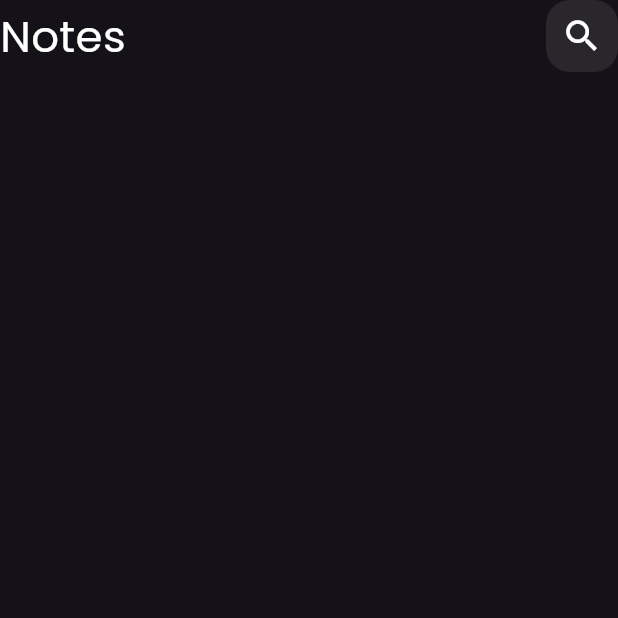
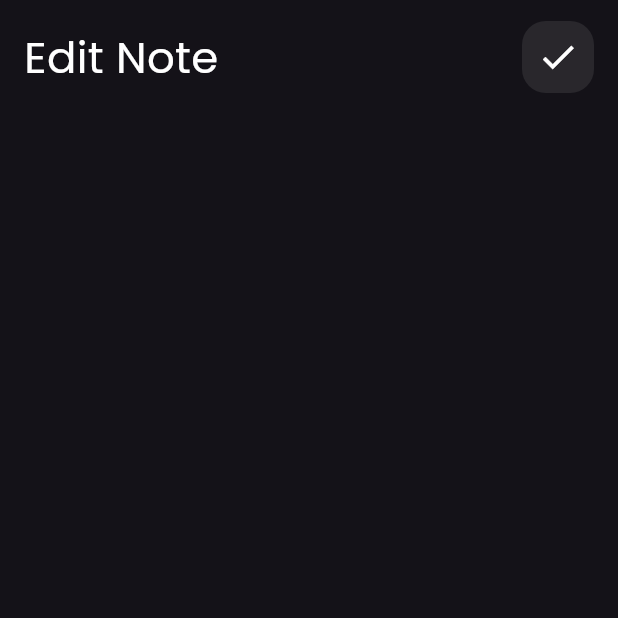
Before and after one commit to aconitum001/Notes_app, a Flutter app: the screen it shows after launch, after a tap on "Flutter Tips", on a phone screen of 412 x 824 dp, the top half of it. Run offline on Flutter 3.47's test engine with Material 3 defaults, Android fonts, the phone set to English and light mode, and no system bars.

Commit message:
add custom app bar to edit note view

```diff
--- a/lib/views/edit_note_view.dart
+++ b/lib/views/edit_note_view.dart
@@ -6,8 +6,10 @@ class EditNoteView extends StatelessWidget {
 
   @override
   Widget build(BuildContext context) {
-    return const Scaffold(
-      body: EditNoteViewBody(),
+    return const SafeArea(
+      child: Scaffold(
+        body: EditNoteViewBody(),
+      ),
     );
   }
 }
--- a/lib/views/widgets/custom_app_bar.dart
+++ b/lib/views/widgets/custom_app_bar.dart
@@ -2,23 +2,26 @@ import 'package:flutter/material.dart';
 import 'package:notes_app/views/widgets/custom_search_icon.dart';
 
 class CustomAppBar extends StatelessWidget {
-  const CustomAppBar({
-    super.key,
-  });
+  const CustomAppBar({super.key, required this.title, required this.icon});
+
+  final String title;
+  final IconData icon;
 
   @override
   Widget build(BuildContext context) {
-    return const Row(
+    return Row(
       mainAxisAlignment: MainAxisAlignment.spaceBetween,
       children: [
         Text(
-          "Notes",
-          style: TextStyle(
+          title,
+          style: const TextStyle(
             color: Colors.white,
             fontSize: 29,
           ),
         ),
-        CustomSearchIcon(),
+        CustomSearchIcon(
+          icon: icon,
+        ),
       ],
     );
   }
--- a/lib/views/widgets/custom_search_icon.dart
+++ b/lib/views/widgets/custom_search_icon.dart
@@ -1,9 +1,9 @@
 import 'package:flutter/material.dart';
 
 class CustomSearchIcon extends StatelessWidget {
-  const CustomSearchIcon({
-    super.key,
-  });
+  const CustomSearchIcon({super.key, required this.icon});
+
+  final IconData icon;
 
   @override
   Widget build(BuildContext context) {
@@ -13,8 +13,8 @@ class CustomSearchIcon extends StatelessWidget {
         color: Colors.grey.withOpacity(0.15),
         borderRadius: BorderRadiusDirectional.circular(16),
       ),
-      child: const Icon(
-        Icons.search,
+      child: Icon(
+        icon,
         size: 28,
       ),
     );
--- a/lib/views/widgets/edit_note_view_body.dart
+++ b/lib/views/widgets/edit_note_view_body.dart
@@ -6,10 +6,16 @@ class EditNoteViewBody extends StatelessWidget {
 
   @override
   Widget build(BuildContext context) {
-    return const Column(
-      children: [
-        CustomAppBar(),
-      ],
+    return const Padding(
+      padding: EdgeInsets.symmetric(vertical: 14, horizontal: 16),
+      child: Column(
+        children: [
+          CustomAppBar(
+            title: "Edit Note",
+            icon: Icons.check,
+          ),
+        ],
+      ),
     );
   }
 }
--- a/lib/views/widgets/notes_view_body.dart
+++ b/lib/views/widgets/notes_view_body.dart
@@ -11,7 +11,10 @@ class NotesViewBody extends StatelessWidget {
       padding: EdgeInsets.symmetric(horizontal: 16, vertical: 14),
       child: Column(
         children: [
-          CustomAppBar(),
+          CustomAppBar(
+            title: "Notes",
+            icon: Icons.search,
+          ),
           Expanded(
             child: NotesListView(),
           ),
```
